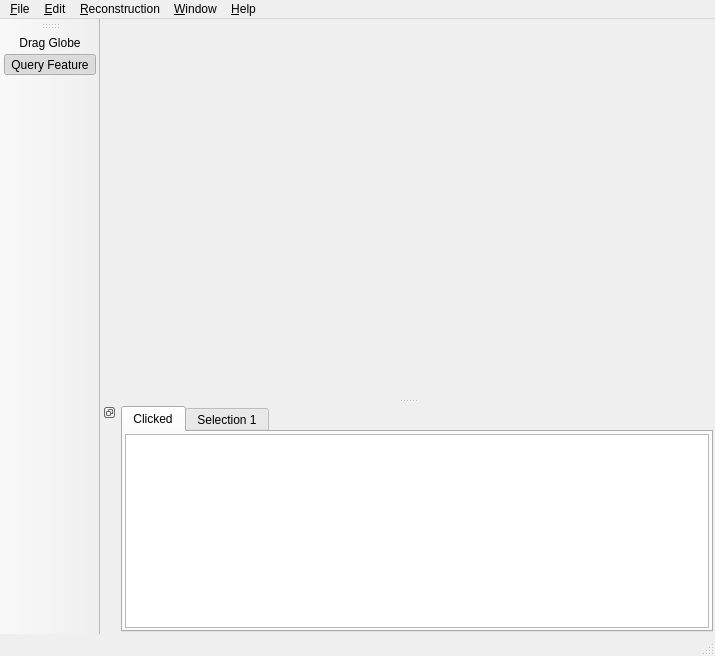
Before: the Qt Designer form src/qt-widgets/ViewportWindowUi.ui in GPlates/GPlates, drawn with Qt 5.
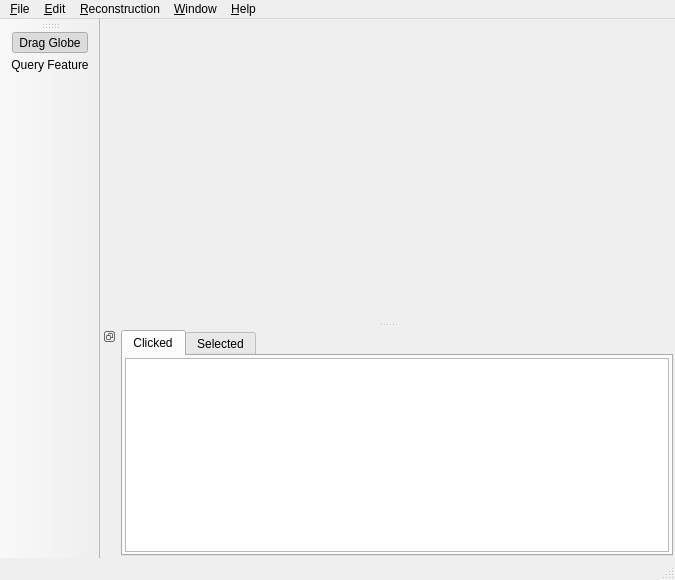
After: the same form once the commit is applied. The open tabs and pages were chosen to show the change. Icons and pictures are not drawn.

The edit to the form file:
```diff
--- a/src/qt-widgets/ViewportWindowUi.ui
+++ b/src/qt-widgets/ViewportWindowUi.ui
@@ -5,8 +5,8 @@
    <rect>
     <x>0</x>
     <y>0</y>
-    <width>715</width>
-    <height>656</height>
+    <width>675</width>
+    <height>580</height>
    </rect>
   </property>
   <property name="minimumSize" >
@@ -30,8 +30,8 @@
     <rect>
      <x>0</x>
      <y>0</y>
-     <width>715</width>
-     <height>29</height>
+     <width>675</width>
+     <height>25</height>
     </rect>
    </property>
    <widget class="QMenu" name="menu_Help" >
@@ -93,7 +93,7 @@
     <enum>LeftToolBarArea</enum>
    </attribute>
    <attribute name="toolBarBreak" >
-    <bool>true</bool>
+    <bool>false</bool>
    </attribute>
    <addaction name="action_Drag_Globe" />
    <addaction name="action_Query_Feature" />
@@ -157,7 +157,7 @@
        </widget>
        <widget class="QWidget" name="tab_Selection" >
         <attribute name="title" >
-         <string>Selection 1</string>
+         <string>Selected</string>
         </attribute>
         <layout class="QHBoxLayout" >
          <property name="leftMargin" >
@@ -278,6 +278,9 @@
    <property name="checkable" >
     <bool>true</bool>
    </property>
+   <property name="checked" >
+    <bool>true</bool>
+   </property>
    <property name="icon" >
     <iconset resource="../qt-resources/qt_widgets.qrc" >:/drag_globe_35.png</iconset>
    </property>
@@ -296,7 +299,7 @@
     <bool>true</bool>
    </property>
    <property name="checked" >
-    <bool>true</bool>
+    <bool>false</bool>
    </property>
    <property name="icon" >
     <iconset resource="../qt-resources/qt_widgets.qrc" >:/query_feature_35.png</iconset>
```
Left out of the diff: 4 changed lines with no effect on the pictures.
